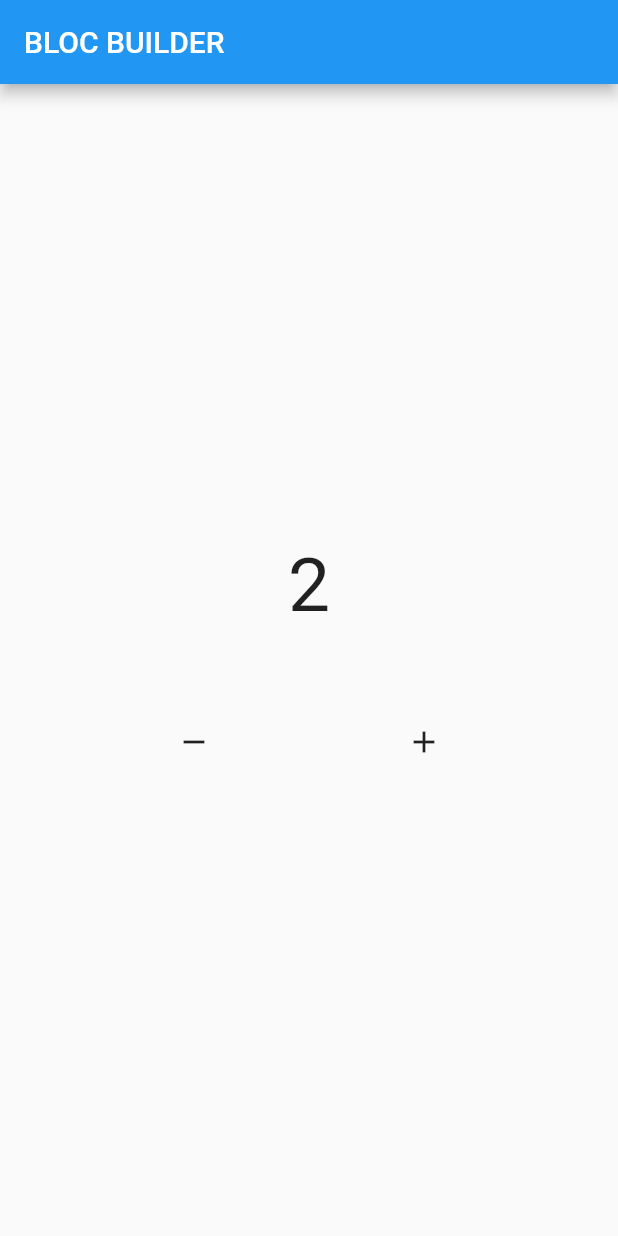
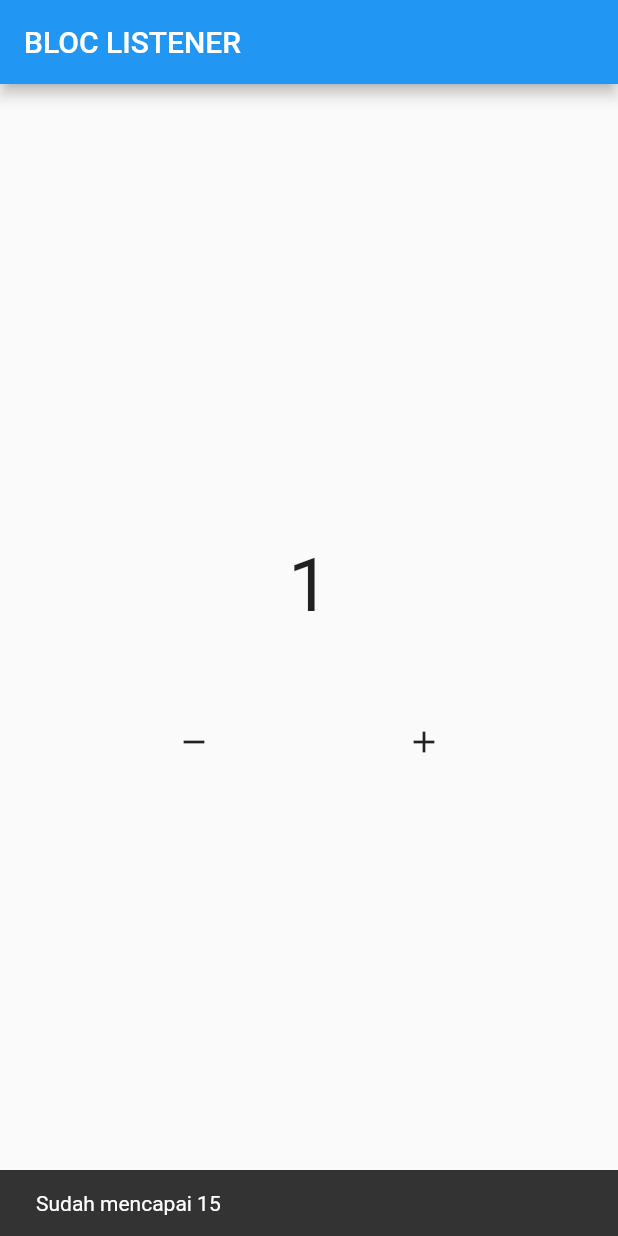
Before and after one commit to AhmadIkbalDjaya/Belajar-Bloc, a Flutter app: the screen it shows after launch, after a tap on the "remove" icon, on a phone screen of 412 x 824 dp. Run offline on Flutter 3.47's test engine with Material 2 defaults, Android fonts, the phone set to English and light mode, and no system bars; our stand-ins replace bloc, flutter_bloc.

Commit message:
5. Bloc Listener

```diff
--- a/lib/pages/home.dart
+++ b/lib/pages/home.dart
@@ -9,20 +9,30 @@ class HomePage extends StatelessWidget {
   Widget build(BuildContext context) {
     return Scaffold(
       appBar: AppBar(
-        title: const Text("BLOC BUILDER"),
+        title: const Text("BLOC LISTENER "),
       ),
       body: Column(
         mainAxisAlignment: MainAxisAlignment.center,
         children: [
-          BlocBuilder<Counter, int>(
+          BlocListener<Counter, int>(
             bloc: mycounter,
-            buildWhen: (previous, current) {
-              if (current % 2 == 0) {
+            listener: (context, state) {
+              ScaffoldMessenger.of(context).showSnackBar(
+                const SnackBar(
+                  duration: Duration(seconds: 1),
+                  content: Text("Sudah mencapai 15"),
+                ),
+              );
+            },
+            listenWhen: (previous, current) {
+              if (current % 2 == 1) {
                 return true;
               } else {
                 return false;
               }
             },
+            child: BlocBuilder<Counter, int>(
+              bloc: mycounter,
               builder: (context, state) {
                 return Text(
                   "$state",
@@ -30,16 +40,7 @@ class HomePage extends StatelessWidget {
                 );
               },
             ),
-          // StreamBuilder(
-          //   initialData: mycounter.init,
-          //   stream: mycounter.stream,
-          //   builder: (context, snapshot) {
-          //     return Text(
-          //       "${snapshot.data}",
-          //       style: const TextStyle(fontSize: 50),
-          //     );
-          //   },
-          // ),
+          ),
           const SizedBox(height: 50),
           Row(
             mainAxisAlignment: MainAxisAlignment.spaceEvenly,
```
Lines whose indentation alone changed are shown as unchanged.
